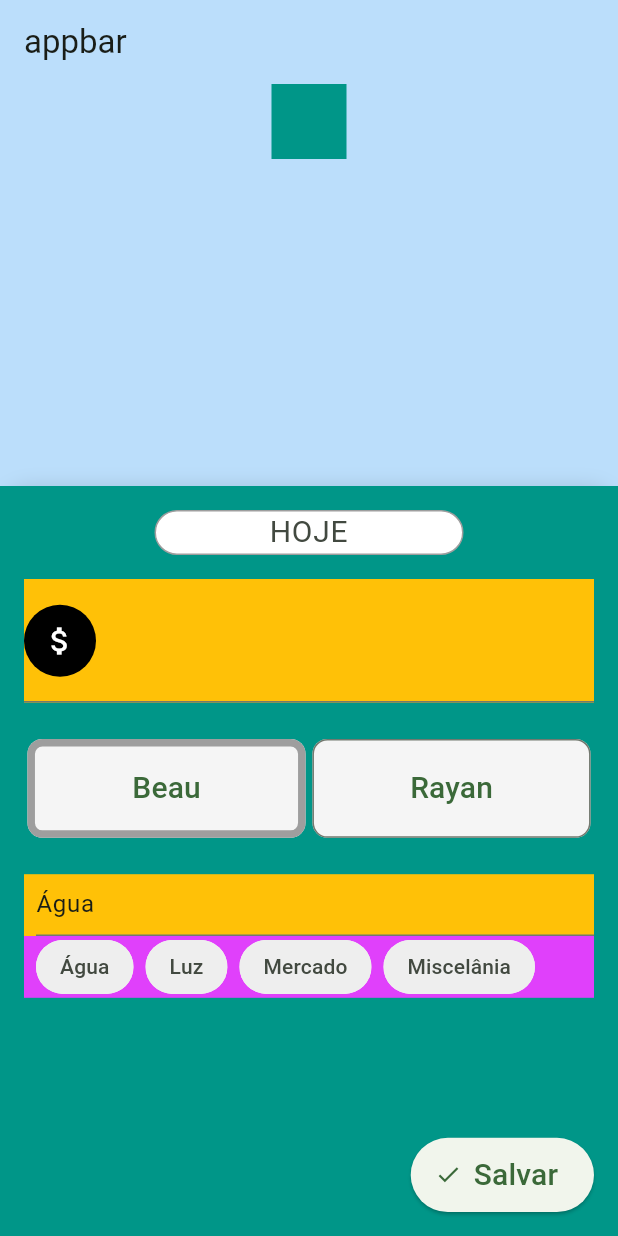
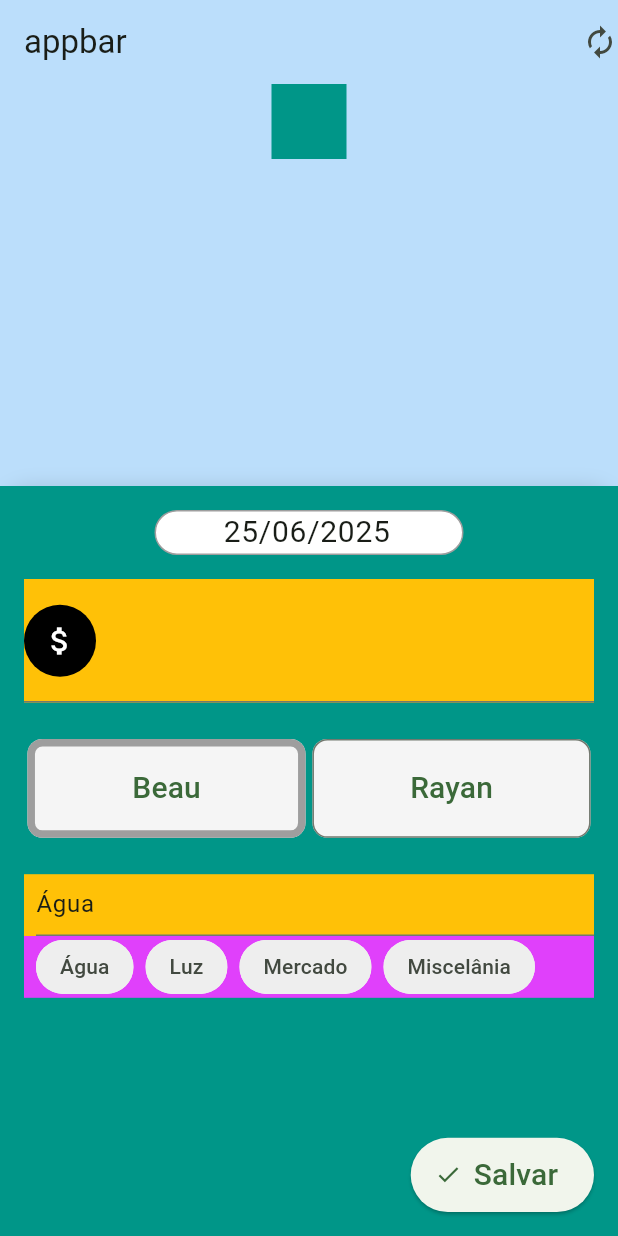
Before and after one commit to wurayan/budget-tracker, a Flutter app: the screen it shows after launch, after a tap on "HOJE", after a tap on "Água", on a phone screen of 412 x 824 dp. Run offline on Flutter 3.47's test engine with Material 3 defaults, Android fonts, the phone set to English and light mode, and no system bars; our stand-ins replace brasil_fields, currency_text_input_formatter, fl_chart, flutter_dotenv; missing offline and left inert: mysql_client.

Commit message:
closing form after sending data

```diff
--- a/lib/view/bottom_draggable_sheet.dart
+++ b/lib/view/bottom_draggable_sheet.dart
@@ -1,8 +1,10 @@
 import 'dart:ui';
 
+import 'package:budget_tracker/control/expense_bloc.dart';
 import 'package:budget_tracker/view/widgets/collapsed_bottom_sheet.dart';
 import 'package:budget_tracker/view/widgets/expanded_bottom_sheet.dart';
 import 'package:flutter/material.dart';
+import 'package:provider/provider.dart';
 
 class BottomDraggableSheet extends StatefulWidget {
   const BottomDraggableSheet({super.key});
@@ -13,11 +15,6 @@ class BottomDraggableSheet extends StatefulWidget {
 
 class _BottomDraggableSheetState extends State<BottomDraggableSheet>
     with SingleTickerProviderStateMixin {
-  // final _controller = PersistentBottomSheetController();
-  // Controls sheet state
-  // bool _isExpanded = false;
-  // updateExpanded() => setState(() => _isExpanded = !_isExpanded);
-
   late AnimationController _controller;
   double _currentHeight = 100;
   final double _expandedHeight = 500;
@@ -68,7 +65,7 @@ class _BottomDraggableSheetState extends State<BottomDraggableSheet>
           } else if (details.primaryVelocity! > 500) {
             // Swipe down fast
             _controller.animateTo(0.0);
-            _currentHeight = 100;
+            _currentHeight = initialHeight;
           } else {
             // Snap to nearest position
             if (_controller.value > 0.5) {
@@ -94,9 +91,15 @@ class _BottomDraggableSheetState extends State<BottomDraggableSheet>
                 borderRadius: BorderRadius.vertical(top: Radius.circular(20)),
                 boxShadow: [BoxShadow(color: Colors.black12, blurRadius: 10)],
               ),
-              child: _controller.value > 0.1
-                  ? ExpandedBottomSheet(formKey: _formKey)
-                  : const CollapsedBottomSheet(),
+              child: _controller.value < 0.1
+                  ? const CollapsedBottomSheet()
+                  : ExpandedBottomSheet(
+                      formKey: _formKey,
+                      collapseForm: () {
+                        _controller.animateTo(0.0);
+                        _currentHeight = initialHeight;
+                      },
+                    ),
             );
           },
         ),
--- a/lib/view/home_screen.dart
+++ b/lib/view/home_screen.dart
@@ -1,6 +1,8 @@
+import 'package:budget_tracker/control/expense_bloc.dart';
 import 'package:budget_tracker/view/bottom_draggable_sheet.dart';
 import 'package:budget_tracker/view/expense_screen.dart';
 import 'package:flutter/material.dart';
+import 'package:provider/provider.dart';
 
 class HomeScreen extends StatelessWidget {
   const HomeScreen({super.key});
@@ -11,10 +13,17 @@ class HomeScreen extends StatelessWidget {
       appBar: AppBar(
         backgroundColor: Colors.transparent,
         title: const Text("appbar"),
+        actions: [
+          Consumer<ExpenseNotifier>(
+            builder: (context, value, child) =>
+                value.isLoading ? Icon(Icons.autorenew) : Icon(Icons.check),
+          )
+        ],
       ),
       // extendBodyBehindAppBar: true,
       backgroundColor: Colors.blue[100],
       body: const ExpenseScreen(),
-        bottomSheet: const BottomDraggableSheet());
+      bottomSheet: const BottomDraggableSheet(),
+    );
   }
 }
--- a/lib/view/new_expense_form.dart
+++ b/lib/view/new_expense_form.dart
@@ -1,3 +1,5 @@
+import 'package:brasil_fields/brasil_fields.dart';
+import 'package:budget_tracker/control/expense_bloc.dart';
 import 'package:budget_tracker/model/expense_model.dart';
 import 'package:budget_tracker/view/widgets/date_selector.dart';
 import 'package:budget_tracker/view/widgets/description_selector.dart';
@@ -5,17 +7,21 @@ import 'package:budget_tracker/view/widgets/save_expense_button.dart';
 import 'package:budget_tracker/view/widgets/user_selector.dart';
 import 'package:budget_tracker/view/widgets/value_textformfield.dart';
 import 'package:flutter/material.dart';
+import 'package:provider/provider.dart';
 
 class NewExpenseForm extends StatefulWidget {
   final GlobalKey<FormState> formKey;
-  const NewExpenseForm({super.key, required this.formKey});
+  final VoidCallback collapseForm;
+  const NewExpenseForm(
+      {super.key, required this.formKey, required this.collapseForm});
 
   @override
   State<NewExpenseForm> createState() => _NewExpenseFormState();
 }
 
 class _NewExpenseFormState extends State<NewExpenseForm> {
-  final TextEditingController _dateController = TextEditingController();
+  final TextEditingController _dateController =
+      TextEditingController(text: UtilData.obterDataDDMMAAAA(DateTime.now()));
   final TextEditingController _valueController = TextEditingController();
   // Responsible? _selectedUser = Responsible.beau;
   final TextEditingController _responsibleController =
@@ -41,7 +47,27 @@ class _NewExpenseFormState extends State<NewExpenseForm> {
             const SizedBox(height: 16),
             DescriptionSelector(descriptionController: _descriptionController),
             const Expanded(child: SizedBox()),
-            SaveExpenseButton(save: () {}),
+            SaveExpenseButton(
+              save: () async {
+                await Provider.of<ExpenseNotifier>(context, listen: false)
+                    .updateExpenses(
+                  ExpenseModel(
+                    id: null,
+                    description: _descriptionController.text,
+                    value: double.tryParse(_valueController.text
+                            .replaceAll('R\$', '')
+                            .replaceAll('.', '')
+                            .replaceAll(',', '.')) ??
+                        0.0,
+                    responsible:
+                        Responsible.fromName(_responsibleController.text),
+                    expenseType: 1,
+                    date: UtilData.obterDateTime(_dateController.text),
+                  ),
+                );
+                widget.collapseForm();
+              },
+            ),
           ],
         ),
       ),
--- a/lib/view/widgets/expanded_bottom_sheet.dart
+++ b/lib/view/widgets/expanded_bottom_sheet.dart
@@ -3,7 +3,8 @@ import 'package:flutter/material.dart';
 
 class ExpandedBottomSheet extends StatelessWidget {
   final GlobalKey<FormState> formKey;
-  const ExpandedBottomSheet({super.key, required this.formKey});
+  final VoidCallback collapseForm;
+  const ExpandedBottomSheet({super.key, required this.formKey, required this.collapseForm});
 
   @override
   Widget build(BuildContext context) {
@@ -13,6 +14,7 @@ class ExpandedBottomSheet extends StatelessWidget {
       color: Colors.teal,
       child: NewExpenseForm(
         formKey: formKey,
+        collapseForm: collapseForm,
       ),
     );
   }
--- a/lib/view/widgets/responsible_button.dart
+++ b/lib/view/widgets/responsible_button.dart
@@ -23,7 +23,6 @@ class _ResponsibleButtonState extends State<ResponsibleButton> {
     return OutlinedButton(
       onPressed: () {
         widget.changeResponsible(widget.responsible.name);
-        print(widget.isActive);
       },
       style: OutlinedButton.styleFrom(
         alignment: Alignment.center,
--- a/pubspec.yaml
+++ b/pubspec.yaml
@@ -14,7 +14,7 @@ dependencies:
   mysql_client: ^0.0.27
   flutter_dotenv: ^5.2.1
   fl_chart: ^1.0.0
-  brasil_fields: ^1.15.0
+  brasil_fields: ^1.18.0
   dropdown_button2: ^2.3.9
   currency_text_input_formatter: ^2.3.0
   provider: ^6.1.5
```
Also changed, not shown: lib/control/expense_bloc.dart (+12 -2 lines), lib/view/widgets/user_selector.dart (+2 -8 lines). Lines whose indentation alone changed are shown as unchanged.
